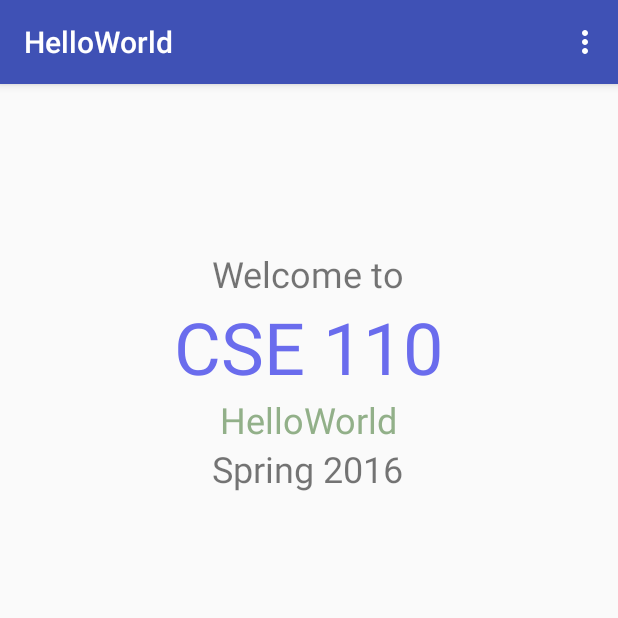
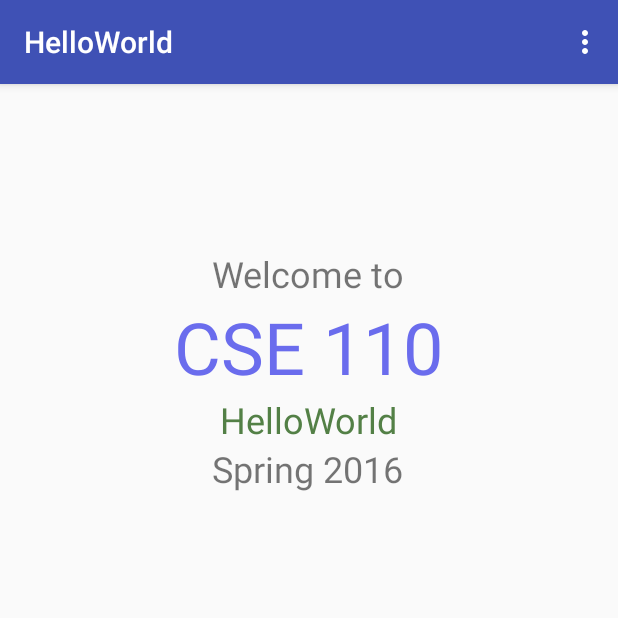
Before and after one commit to sandrasoueid/testproject, an Android app: the screen it shows after launch (MainActivity), on a phone screen of 412 x 824 dp, the top half of it. Run offline under Robolectric (Android 15) with nearby library versions, the phone set to English and light mode, and no system bars.

Commit message:
changed text color

```diff
--- a/app/src/main/res/layout/content_main.xml
+++ b/app/src/main/res/layout/content_main.xml
@@ -40,7 +40,7 @@
         android:layout_below="@+id/textView"
         android:layout_centerHorizontal="true"
         android:textSize="24dp"
-        android:textColor="#92b089" />
+        android:textColor="#538046" />
 
     <TextView
         android:layout_width="wrap_content"
```
